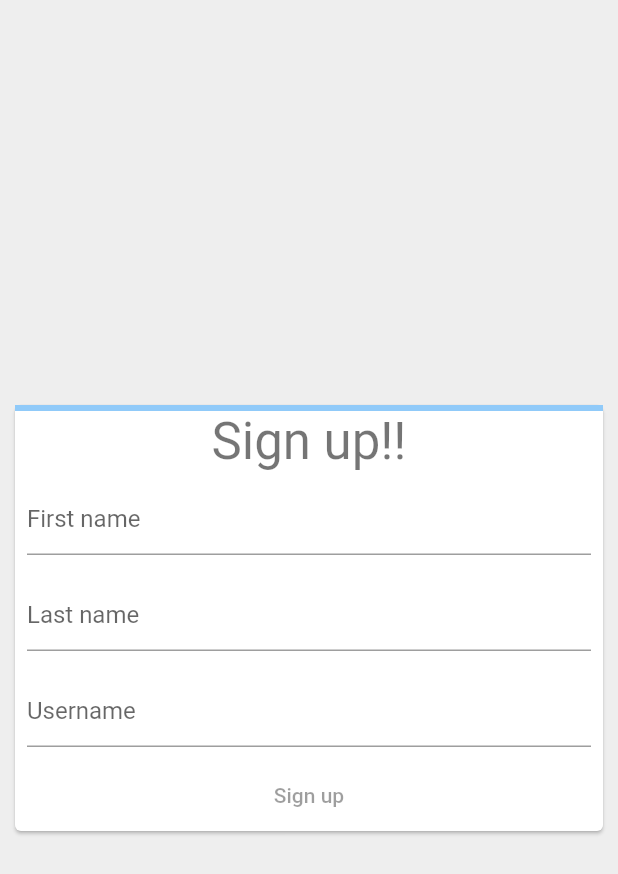
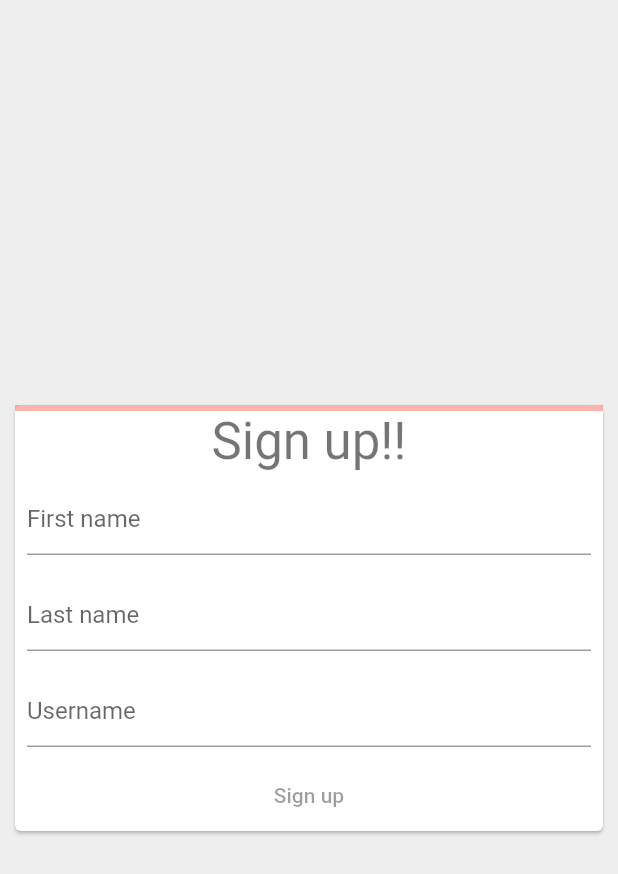
Before and after one commit to ratamon-tech/signin_example, a Flutter app: the screen it shows after launch, on a phone screen of 412 x 824 dp. Shown: the top 874 px of the screen. Run offline on Flutter 3.47's test engine with Material 2 defaults, Android fonts, the phone set to English and light mode, and no system bars.

Commit message:
finish tutorial

```diff
--- a/lib/main.dart
+++ b/lib/main.dart
@@ -10,6 +10,7 @@ class SignUpApp extends StatelessWidget {
     return MaterialApp(
       routes: {
         '/': (context) => const SignUpScreen(),
+        '/welcome':(context) => WelcomeScreen(),
       },
     );
   }
@@ -34,6 +35,19 @@ class SignUpScreen extends StatelessWidget {
   }
 }
 
+class WelcomeScreen extends StatelessWidget {
+  const WelcomeScreen();
+
+  @override
+  Widget build(BuildContext context) {
+    return Scaffold(
+      body: Center(
+        child: Text('Welcome!', style: Theme.of(context).textTheme.headline2),
+      ),
+    );
+  }
+}
+
 class SignUpForm extends StatefulWidget {
   const SignUpForm();
 
@@ -51,10 +65,11 @@ class _SignUpFormState extends State<SignUpForm> {
   @override
   Widget build(BuildContext context) {
     return Form(
+      onChanged: _updateFormProgress,
       child: Column(
         mainAxisSize: MainAxisSize.min,
         children: [
-          LinearProgressIndicator(value: _formProgress),
+          AnimatedProgressIndicator(value: _formProgress),
           Text('Sign up!!', style: Theme
               .of(context)
               .textTheme
@@ -89,11 +104,97 @@ class _SignUpFormState extends State<SignUpForm> {
                 return states.contains(MaterialState.disabled) ? null : Colors.blue;
               }),
             ),
-            onPressed: null,
+            onPressed: _formProgress == 1 ? _showWelcomeScreen : null,
             child: const Text('Sign up'),
           ),
         ],
       ),
     );
   }
+
+  void _showWelcomeScreen() {
+    Navigator.of(context).pushNamed('/welcome');
+  }
+
+  void _updateFormProgress() {
+    var progress = 0.0;
+    final controllers = [
+      _firstNameTextController,
+      _lastNameTextController,
+      _usernameTextController
+    ];
+
+    for (final controller in controllers){
+      if (controller.value.text.isNotEmpty) {
+        progress += 1 / controllers.length;
+      }
+    }
+
+    setState(() {
+      _formProgress = progress;
+    });
+  }
 }
+
+class AnimatedProgressIndicator extends StatefulWidget {
+  final double value;
+
+  const AnimatedProgressIndicator({
+    required this.value,
+  });
+
+  @override
+  State<StatefulWidget> createState() {
+    return _AnimateProgressIndicatorState();
+  }
+}
+
+class _AnimateProgressIndicatorState extends State<AnimatedProgressIndicator>
+  with SingleTickerProviderStateMixin {
+    late AnimationController _controller;
+    late Animation<Color?> _colorAnimation;
+    late Animation<double> _curveAnimation;
+
+    @override
+    void initState() {
+      super.initState();
+      _controller = AnimationController(
+        duration: Duration(milliseconds: 1200), vsync: this);
+
+      final colorTween = TweenSequence([
+        TweenSequenceItem(
+          tween: ColorTween(begin: Colors.red, end: Colors.orange),
+          weight: 1,
+        ),
+        TweenSequenceItem(
+          tween: ColorTween(begin: Colors.orange, end: Colors.yellow),
+          weight: 1,
+        ),
+        TweenSequenceItem(
+          tween: ColorTween(begin: Colors.yellow, end: Colors.green),
+          weight: 1,
+        ),
+      ]);
+
+      _colorAnimation = _controller.drive(colorTween);
+      _curveAnimation = _controller.drive(CurveTween(curve: Curves.easeIn));
+    }
+
+    @override
+    void didUpdateWidget(oldWidget) {
+      super.didUpdateWidget(oldWidget);
+      _controller.animateTo(widget.value);
+    }
+
+    @override
+    Widget build(BuildContext context) {
+      return AnimatedBuilder(
+        animation: _controller,
+        builder: (context, child) => LinearProgressIndicator(
+          value: _curveAnimation.value,
+          valueColor: _colorAnimation,
+          backgroundColor: _colorAnimation.value?.withOpacity(0.4),
+        ),
+      );
+    }
+}
```
